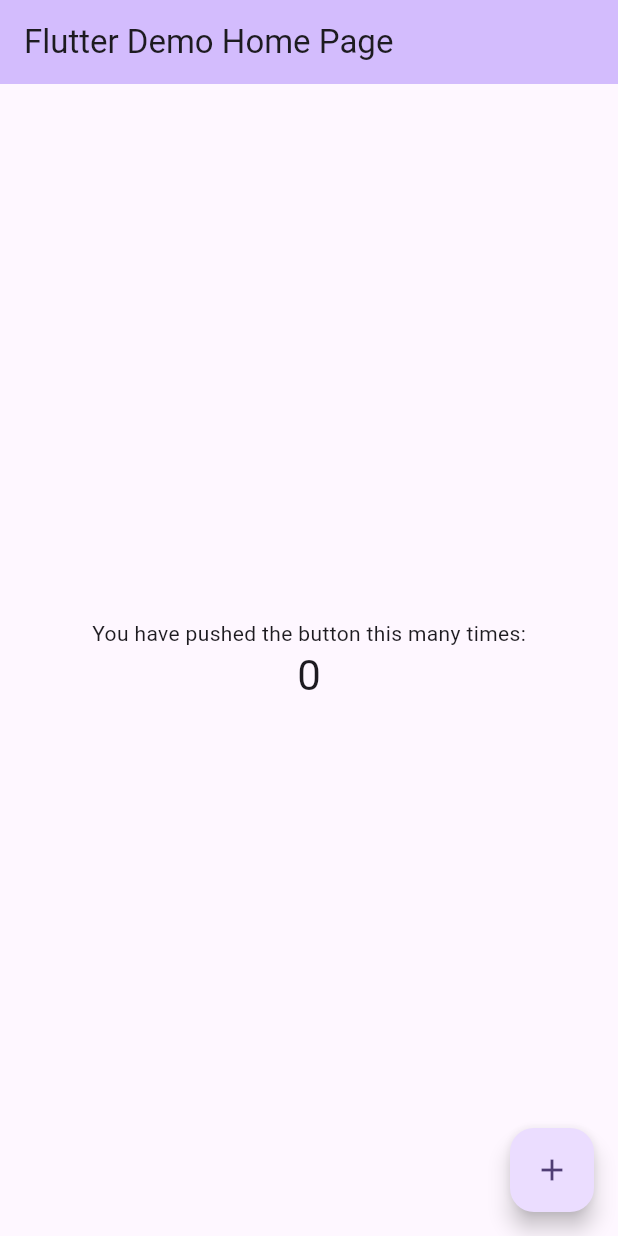
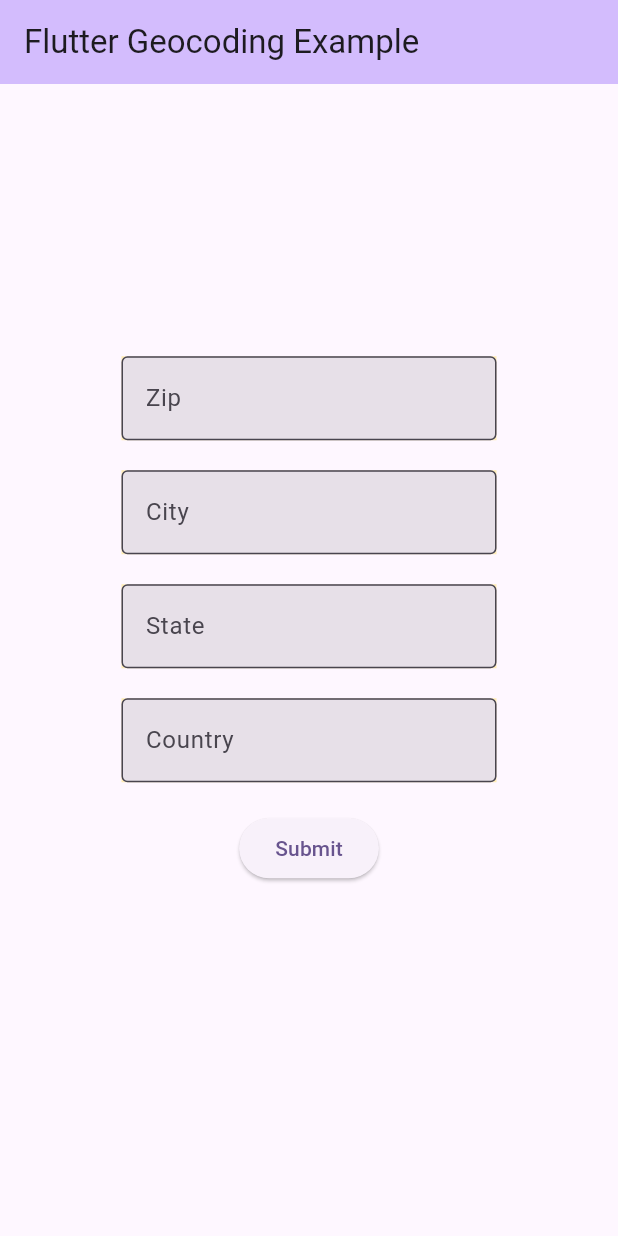
Before and after one commit to uvcorn/sentinal_rnd, a Flutter app: the screen it shows after launch, on a phone screen of 412 x 824 dp. Run offline on Flutter 3.47's test engine with Material 3 defaults, Android fonts, the light colour scheme and no system bars; our stand-ins replace geocoding.

Commit message:
coordinate by address(zip,City,State,Country). using geocoding.

```diff
--- a/lib/main.dart
+++ b/lib/main.dart
@@ -1,4 +1,5 @@
 import 'package:flutter/material.dart';
+import 'package:geocoding/geocoding.dart';
 
 void main() {
   runApp(const MyApp());
@@ -7,31 +8,20 @@ void main() {
 class MyApp extends StatelessWidget {
   const MyApp({super.key});
 
-  // This widget is the root of your application.
   @override
   Widget build(BuildContext context) {
     return MaterialApp(
-      title: 'Flutter Demo',
+      title: 'Geocoding Demo',
       theme: ThemeData(
         colorScheme: ColorScheme.fromSeed(seedColor: Colors.deepPurple),
       ),
-      home: const MyHomePage(title: 'Flutter Demo Home Page'),
+      home: const MyHomePage(title: 'Flutter Geocoding Example'),
     );
   }
 }
 
 class MyHomePage extends StatefulWidget {
   const MyHomePage({super.key, required this.title});
-
-  // This widget is the home page of your application. It is stateful, meaning
-  // that it has a State object (defined below) that contains fields that affect
-  // how it looks.
-
-  // This class is the configuration for the state. It holds the values (in this
-  // case the title) provided by the parent (in this case the App widget) and
-  // used by the build method of the State. Fields in a Widget subclass are
-  // always marked "final".
-
   final String title;
 
   @override
@@ -39,69 +29,112 @@ class MyHomePage extends StatefulWidget {
 }
 
 class _MyHomePageState extends State<MyHomePage> {
-  int _counter = 0;
+  // ✅ Move these OUTSIDE build()
+  final TextEditingController _zipController = TextEditingController();
+  final TextEditingController _cityController = TextEditingController();
+  final TextEditingController _stateController = TextEditingController();
+  final TextEditingController _countryController = TextEditingController();
 
-  void _incrementCounter() {
+  String _coordinates = '';
+
+  Future<void> _getCoordinates() async {
+    try {
+      String address = [
+        _zipController.text.trim(),
+        _cityController.text.trim(),
+        _stateController.text.trim(),
+        _countryController.text.trim(),
+      ].where((e) => e.isNotEmpty).join(', ');
+
+      if (address.isEmpty) {
+        setState(() => _coordinates = 'Please enter at least one field.');
+        return;
+      }
+
+      print('Fetching coordinates for: $address');
+
+      final locations = await locationFromAddress(address);
+
+      if (locations.isNotEmpty) {
+        final loc = locations.first;
         setState(() {
-      // This call to setState tells the Flutter framework that something has
-      // changed in this State, which causes it to rerun the build method below
-      // so that the display can reflect the updated values. If we changed
-      // _counter without calling setState(), then the build method would not be
-      // called again, and so nothing would appear to happen.
-      _counter++;
+          _coordinates =
+              'Latitude: ${loc.latitude}, Longitude: ${loc.longitude}';
+        });
+        print(_coordinates);
+      } else {
+        setState(() {
+          _coordinates = 'No results found for: $address';
         });
       }
+    } catch (e, st) {
+      setState(() {
+        _coordinates = 'Error: $e';
+      });
+      debugPrint('Stack trace: $st');
+    }
+  }
 
-  //sign b
+  @override
+  void dispose() {
+    // ✅ Clean up controllers to avoid memory leaks
+    _zipController.dispose();
+    _cityController.dispose();
+    _stateController.dispose();
+    _countryController.dispose();
+    super.dispose();
+  }
+
+  @override
   Widget build(BuildContext context) {
-    // This method is rerun every time setState is called, for instance as done
-    // by the _incrementCounter method above.
-    //
-    // The Flutter framework has been optimized to make rerunning build methods
-    // fast, so that you can just rebuild anything that needs updating rather
-    // than having to individually change instances of widgets.
     return Scaffold(
       appBar: AppBar(
-        // TRY THIS: Try changing the color here to a specific color (to
-        // Colors.amber, perhaps?) and trigger a hot reload to see the AppBar
-        // change color while the other colors stay the same.
         backgroundColor: Theme.of(context).colorScheme.inversePrimary,
-        // Here we take the value from the MyHomePage object that was created by
-        // the App.build method, and use it to set our appbar title.
         title: Text(widget.title),
       ),
       body: Center(
-        // Center is a layout widget. It takes a single child and positions it
-        // in the middle of the parent.
+        child: SingleChildScrollView(
+          padding: const EdgeInsets.all(20),
           child: Column(
-          // Column is also a layout widget. It takes a list of children and
-          // arranges them vertically. By default, it sizes itself to fit its
-          // children horizontally, and tries to be as tall as its parent.
-          //
-          // Column has various properties to control how it sizes itself and
-          // how it positions its children. Here we use mainAxisAlignment to
-          // center the children vertically; the main axis here is the vertical
-          // axis because Columns are vertical (the cross axis would be
-          // horizontal).
-          //
-          // TRY THIS: Invoke "debug painting" (choose the "Toggle Debug Paint"
-          // action in the IDE, or press "p" in the console), to see the
-          // wireframe for each widget.
             mainAxisAlignment: MainAxisAlignment.center,
-          children: <Widget>[
-            const Text('You have pushed the button this many times:'),
+            children: [
+              _buildTextField(_zipController, 'Zip'),
+              const SizedBox(height: 20),
+              _buildTextField(_cityController, 'City'),
+              const SizedBox(height: 20),
+              _buildTextField(_stateController, 'State'),
+              const SizedBox(height: 20),
+              _buildTextField(_countryController, 'Country'),
+              const SizedBox(height: 20),
+              ElevatedButton(
+                onPressed: _getCoordinates,
+                child: const Text('Submit'),
+              ),
+              const SizedBox(height: 30),
               Text(
-              '$_counter',
-              style: Theme.of(context).textTheme.headlineMedium,
+                _coordinates,
+                textAlign: TextAlign.center,
+                style: const TextStyle(fontSize: 16),
               ),
             ],
           ),
         ),
-      floatingActionButton: FloatingActionButton(
-        onPressed: _incrementCounter,
-        tooltip: 'Increment',
-        child: const Icon(Icons.add),
-      ), // This trailing comma makes auto-formatting nicer for build methods.
+      ),
+    );
+  }
+
+  Widget _buildTextField(TextEditingController controller, String hint) {
+    return Container(
+      width: 250,
+      color: Colors.amber[100],
+      child: TextField(
+        controller: controller,
+        decoration: InputDecoration(
+          hintText: hint,
+          border: const OutlineInputBorder(),
+          filled: true,
+        ),
+      ),
     );
   }
 }
--- a/pubspec.yaml
+++ b/pubspec.yaml
@@ -10,6 +10,7 @@ dependencies:
   flutter:
     sdk: flutter
   cupertino_icons: ^1.0.8
+  geocoding: ^4.0.0
 
 dev_dependencies:
   flutter_test:
```
Also changed, not shown: pubspec.lock, 1 other file. Lines whose indentation alone changed are shown as unchanged.
